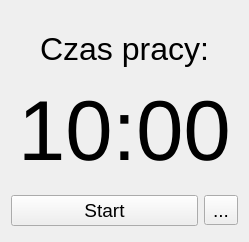
The window that mainwindow.ui (MarDom92/Pomodoro) describes before a commit, drawn with Qt 5.
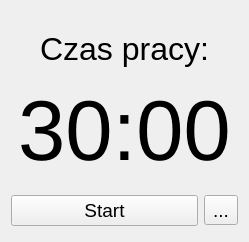
The same window after the commit.

The edit to the form file:
```diff
--- a/mainwindow.ui
+++ b/mainwindow.ui
@@ -92,7 +92,7 @@
          </font>
         </property>
         <property name="text">
-         <string>10:00</string>
+         <string>30:00</string>
         </property>
        </widget>
       </item>
```
